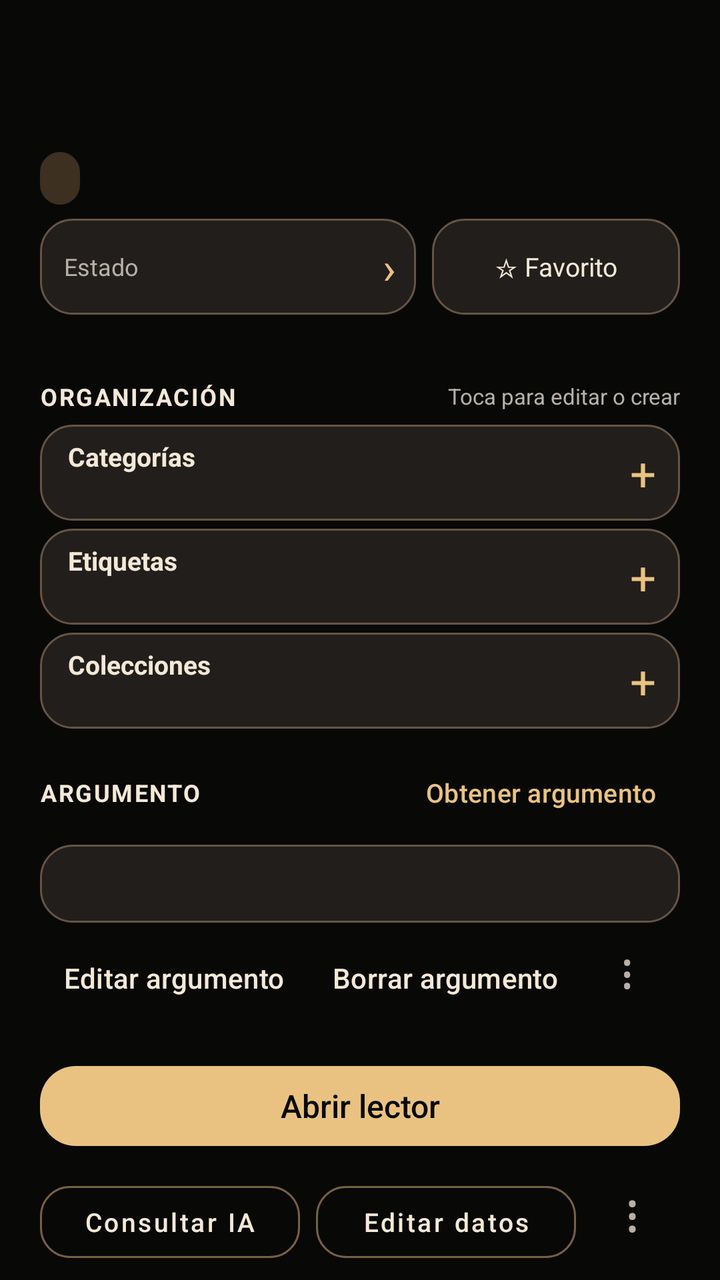
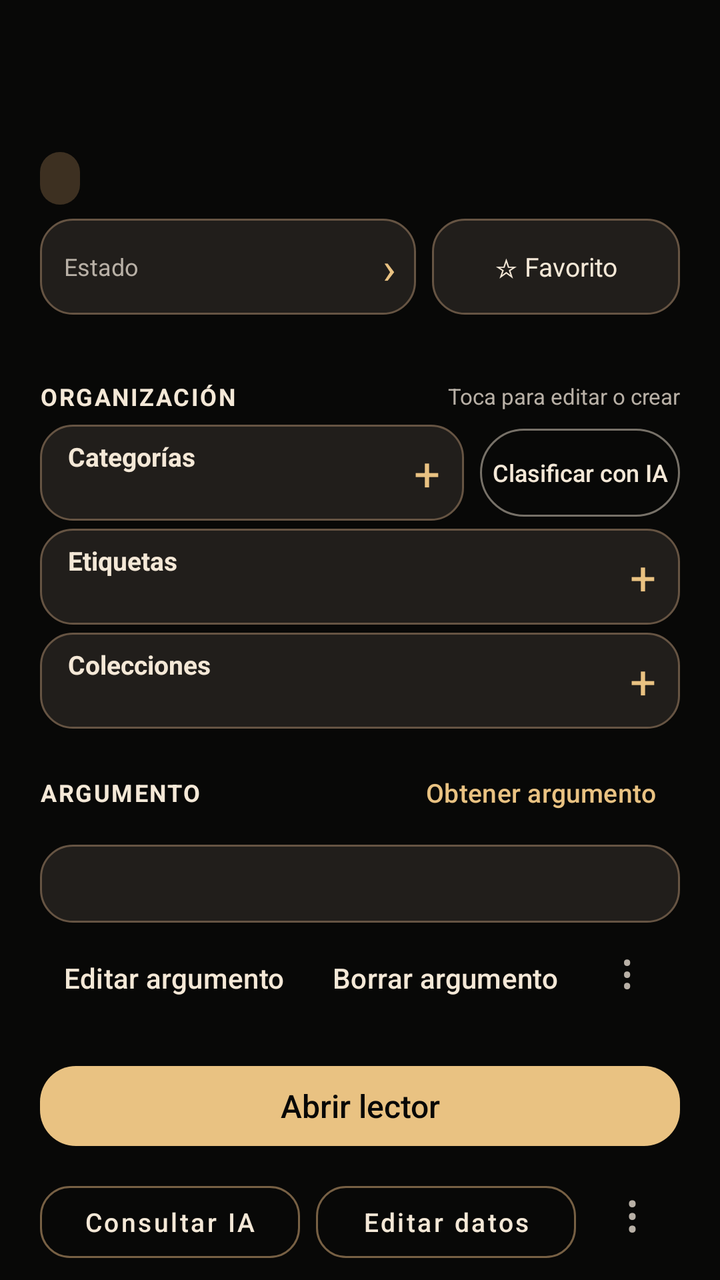

Two renders of the same Android screen: before a commit and after it. Below are the layout's source before the change and the commit's diff.
<!-- AndroidManifest.xml: application theme Theme.BibliotecaIA -->
<!-- res/layout/activity_book_detail.xml -->
<?xml version="1.0" encoding="utf-8"?>
<ScrollView xmlns:android="http://schemas.android.com/apk/res/android"
    xmlns:app="http://schemas.android.com/apk/res-auto"
    android:id="@+id/bookDetailScroll"
    android:layout_width="match_parent"
    android:layout_height="match_parent"
    android:background="@color/bia_background"
    android:fillViewport="true"
    android:clipToPadding="false"
    android:scrollbars="none">

    <LinearLayout
        android:layout_width="match_parent"
        android:layout_height="match_parent"
        android:orientation="vertical"
        android:paddingStart="20dp"
        android:paddingEnd="20dp"
        android:paddingTop="10dp"
        android:paddingBottom="10dp">

        <TextView
            android:id="@+id/txtDetailTitle"
            android:layout_width="match_parent"
            android:layout_height="wrap_content"
            android:maxLines="2"
            android:ellipsize="end"
            android:textSize="25sp"
            android:fontFamily="serif"
            android:textColor="@color/bia_text" />

        <TextView
            android:id="@+id/txtDetailAuthors"
            android:layout_width="match_parent"
            android:layout_height="wrap_content"
            android:layout_marginTop="3dp"
            android:maxLines="1"
            android:ellipsize="end"
            android:textSize="15sp"
            android:textColor="@color/bia_text_secondary" />

        <LinearLayout
            android:layout_width="match_parent"
            android:layout_height="wrap_content"
            android:layout_marginTop="10dp"
            android:orientation="horizontal"
            android:gravity="center_vertical">

            <TextView
                android:id="@+id/txtDetailFormat"
                android:layout_width="wrap_content"
                android:layout_height="wrap_content"
                android:paddingStart="10dp"
                android:paddingEnd="10dp"
                android:paddingTop="5dp"
                android:paddingBottom="5dp"
                android:background="@drawable/bg_book_detail_chip"
                android:textSize="12sp"
                android:textStyle="bold"
                android:textColor="@color/bia_accent" />

            <TextView
                android:id="@+id/txtDetailSize"
                android:layout_width="wrap_content"
                android:layout_height="wrap_content"
                android:layout_marginStart="12dp"
                android:textSize="12sp"
                android:textColor="@color/bia_text_secondary" />

            <TextView
                android:id="@+id/txtDetailAdded"
                android:layout_width="wrap_content"
                android:layout_height="wrap_content"
                android:layout_marginStart="12dp"
                android:textSize="12sp"
                android:textColor="@color/bia_text_secondary" />
        </LinearLayout>

        <LinearLayout
            android:layout_width="match_parent"
            android:layout_height="wrap_content"
            android:layout_marginTop="7dp"
            android:orientation="horizontal"
            android:gravity="center_vertical">

            <LinearLayout
                android:id="@+id/btnCycleStatus"
                android:layout_width="0dp"
                android:layout_height="48dp"
                android:layout_weight="1"
                android:orientation="horizontal"
                android:gravity="center_vertical"
                android:paddingStart="12dp"
                android:paddingEnd="10dp"
                android:background="@drawable/bg_book_detail_row"
                android:clickable="true"
                android:focusable="true">

                <TextView
                    android:layout_width="wrap_content"
                    android:layout_height="wrap_content"
                    android:text="@string/detail_status"
                    android:textSize="12sp"
                    android:textColor="@color/bia_text_secondary" />

                <TextView
                    android:id="@+id/txtDetailStatus"
                    android:layout_width="0dp"
                    android:layout_height="wrap_content"
                    android:layout_weight="1"
                    android:layout_marginStart="8dp"
                    android:maxLines="1"
                    android:ellipsize="end"
                    android:textStyle="bold"
                    android:textSize="13sp"
                    android:textColor="@color/bia_text" />

                <TextView
                    android:layout_width="wrap_content"
                    android:layout_height="wrap_content"
                    android:text="›"
                    android:textSize="22sp"
                    android:textColor="@color/bia_accent" />
            </LinearLayout>

            <TextView
                android:id="@+id/btnFavorite"
                android:layout_width="124dp"
                android:layout_height="48dp"
                android:layout_marginStart="8dp"
                android:background="@drawable/bg_book_detail_row"
                android:gravity="center"
                android:clickable="true"
                android:focusable="true"
                android:textSize="13sp"
                android:textColor="@color/bia_text"
                android:text="@string/detail_favorite_short" />
        </LinearLayout>

        <TextView
            android:id="@+id/txtDetailFile"
            android:layout_width="match_parent"
            android:layout_height="wrap_content"
            android:layout_marginTop="6dp"
            android:maxLines="1"
            android:ellipsize="middle"
            android:textSize="11sp"
            android:textColor="@color/bia_text_secondary" />

        <com.google.android.material.button.MaterialButton
            android:id="@+id/btnDownloadCentral"
            style="@style/Widget.MaterialComponents.Button.OutlinedButton"
            android:layout_width="match_parent"
            android:layout_height="wrap_content"
            android:text="@string/central_download"
            android:textAllCaps="false"
            android:visibility="gone" />

        <Button
            android:id="@+id/btnLink"
            style="@style/Widget.MaterialComponents.Button.OutlinedButton"
            android:layout_width="match_parent"
            android:layout_height="wrap_content"
            android:layout_marginTop="7dp"
            android:minHeight="48dp"
            android:text="@string/detail_link"
            android:textColor="@color/bia_accent"
            android:visibility="gone" />

        <com.google.android.material.button.MaterialButton
            android:id="@+id/btnRemoveLocalCopy"
            style="@style/Widget.MaterialComponents.Button.OutlinedButton"
            android:layout_width="match_parent"
            android:layout_height="wrap_content"
            android:layout_marginTop="4dp"
            android:minHeight="48dp"
            android:text="@string/detail_remove_local_button"
            android:textAllCaps="false"
            android:textColor="@color/bia_text_secondary"
            android:visibility="gone" />

        <LinearLayout
            android:layout_width="match_parent"
            android:layout_height="wrap_content"
            android:layout_marginTop="12dp"
            android:gravity="center_vertical"
            android:orientation="horizontal">

            <TextView
                android:layout_width="wrap_content"
                android:layout_height="wrap_content"
                android:text="@string/detail_organization_title"
                android:textAllCaps="true"
                android:letterSpacing="0.07"
                android:textStyle="bold"
                android:textSize="12sp"
                android:textColor="@color/bia_text" />

            <TextView
                android:layout_width="0dp"
                android:layout_height="wrap_content"
                android:layout_weight="1"
                android:gravity="end"
                android:text="@string/detail_organization_hint"
                android:textSize="11sp"
                android:textColor="@color/bia_text_secondary" />
        </LinearLayout>

        <LinearLayout
            android:id="@+id/btnEditCategories"
            android:layout_width="match_parent"
            android:layout_height="48dp"
            android:layout_marginTop="6dp"
            android:paddingStart="14dp"
            android:paddingEnd="12dp"
            android:orientation="horizontal"
            android:gravity="center_vertical"
            android:background="@drawable/bg_book_detail_row"
            android:clickable="true"
            android:focusable="true">
            <LinearLayout
                android:layout_width="0dp"
                android:layout_height="wrap_content"
                android:layout_weight="1"
                android:orientation="vertical">
                <TextView
                    android:layout_width="match_parent"
                    android:layout_height="wrap_content"
                    android:text="@string/detail_categories"
                    android:textSize="13sp"
                    android:textStyle="bold"
                    android:textColor="@color/bia_text" />
                <TextView
                    android:id="@+id/txtDetailCategories"
                    android:layout_width="match_parent"
                    android:layout_height="wrap_content"
                    android:maxLines="1"
                    android:ellipsize="end"
                    android:textSize="12sp"
                    android:textColor="@color/bia_text_secondary" />
            </LinearLayout>
            <TextView
                android:layout_width="wrap_content"
                android:layout_height="wrap_content"
                android:text="+"
                android:textSize="23sp"
                android:textColor="@color/bia_accent"
                android:importantForAccessibility="no" />
        </LinearLayout>

        <LinearLayout
            android:id="@+id/btnEditTags"
            android:layout_width="match_parent"
            android:layout_height="48dp"
            android:layout_marginTop="4dp"
            android:paddingStart="14dp"
            android:paddingEnd="12dp"
            android:orientation="horizontal"
            android:gravity="center_vertical"
            android:background="@drawable/bg_book_detail_row"
            android:clickable="true"
            android:focusable="true">
            <LinearLayout
                android:layout_width="0dp"
                android:layout_height="wrap_content"
                android:layout_weight="1"
                android:orientation="vertical">
                <TextView
                    android:layout_width="match_parent"
                    android:layout_height="wrap_content"
                    android:text="@string/detail_tags"
                    android:textSize="13sp"
                    android:textStyle="bold"
                    android:textColor="@color/bia_text" />
                <TextView
                    android:id="@+id/txtDetailTags"
                    android:layout_width="match_parent"
                    android:layout_height="wrap_content"
                    android:maxLines="1"
                    android:ellipsize="end"
                    android:textSize="12sp"
                    android:textColor="@color/bia_text_secondary" />
            </LinearLayout>
            <TextView
                android:layout_width="wrap_content"
                android:layout_height="wrap_content"
                android:text="+"
                android:textSize="23sp"
                android:textColor="@color/bia_accent"
                android:importantForAccessibility="no" />
        </LinearLayout>

        <LinearLayout
            android:id="@+id/btnEditCollections"
            android:layout_width="match_parent"
            android:layout_height="48dp"
            android:layout_marginTop="4dp"
            android:paddingStart="14dp"
            android:paddingEnd="12dp"
            android:orientation="horizontal"
            android:gravity="center_vertical"
            android:background="@drawable/bg_book_detail_row"
            android:clickable="true"
            android:focusable="true">
            <LinearLayout
                android:layout_width="0dp"
                android:layout_height="wrap_content"
                android:layout_weight="1"
                android:orientation="vertical">
                <TextView
                    android:layout_width="match_parent"
                    android:layout_height="wrap_content"
                    android:text="@string/detail_collections"
                    android:textSize="13sp"
                    android:textStyle="bold"
                    android:textColor="@color/bia_text" />
                <TextView
                    android:id="@+id/txtDetailCollections"
                    android:layout_width="match_parent"
                    android:layout_height="wrap_content"
                    android:maxLines="1"
                    android:ellipsize="end"
                    android:textSize="12sp"
                    android:textColor="@color/bia_text_secondary" />
            </LinearLayout>
            <TextView
                android:layout_width="wrap_content"
                android:layout_height="wrap_content"
                android:text="+"
                android:textSize="23sp"
                android:textColor="@color/bia_accent"
                android:importantForAccessibility="no" />
        </LinearLayout>

        
        <LinearLayout
            android:layout_width="match_parent"
            android:layout_height="wrap_content"
            android:layout_marginTop="12dp"
            android:gravity="center_vertical"
            android:orientation="horizontal">

            <TextView
                android:layout_width="wrap_content"
                android:layout_height="wrap_content"
                android:text="@string/detail_synopsis_section"
                android:textAllCaps="true"
                android:letterSpacing="0.07"
                android:textStyle="bold"
                android:textSize="12sp"
                android:textColor="@color/bia_text" />

            <TextView
                android:id="@+id/txtSynopsisStatus"
                android:layout_width="0dp"
                android:layout_height="wrap_content"
                android:layout_weight="1"
                android:layout_marginStart="8dp"
                android:gravity="end"
                android:textSize="11sp"
                android:maxLines="1"
                android:ellipsize="end"
                android:textColor="@color/bia_text_secondary" />

            <com.google.android.material.button.MaterialButton
                android:id="@+id/btnSynopsisObtain"
                style="@style/Widget.Material3.Button.TextButton"
                android:layout_width="wrap_content"
                android:layout_height="wrap_content"
                android:minHeight="40dp"
                android:paddingStart="12dp"
                android:paddingEnd="12dp"
                android:text="@string/detail_synopsis_obtain"
                android:textAllCaps="false"
                android:textSize="13sp"
                android:textColor="@color/bia_accent" />
        </LinearLayout>

        <TextView
            android:id="@+id/btnSynopsisBody"
            android:layout_width="match_parent"
            android:layout_height="wrap_content"
            android:layout_marginTop="6dp"
            android:textSize="14sp"
            android:lineSpacingExtra="3dp"
            android:maxLines="6"
            android:ellipsize="end"
            android:textColor="@color/bia_text"
            android:background="@drawable/bg_book_detail_row"
            android:paddingStart="14dp"
            android:paddingEnd="14dp"
            android:paddingTop="10dp"
            android:paddingBottom="10dp"
            android:clickable="true"
            android:focusable="true"
            android:contentDescription="@string/detail_synopsis_section" />

        <TextView
            android:id="@+id/btnSynopsisExpand"
            android:layout_width="wrap_content"
            android:layout_height="32dp"
            android:gravity="center_vertical"
            android:paddingStart="10dp"
            android:text="@string/detail_synopsis_expand"
            android:textSize="12sp"
            android:textColor="@color/bia_accent"
            android:background="?attr/selectableItemBackground"
            android:clickable="true"
            android:focusable="true"
            android:visibility="gone" />

        <LinearLayout
            android:id="@+id/rowSynopsisActions"
            android:layout_width="match_parent"
            android:layout_height="wrap_content"
            android:layout_marginTop="2dp"
            android:orientation="horizontal">

            <com.google.android.material.button.MaterialButton
                android:id="@+id/btnSynopsisEdit"
                style="@style/Widget.Material3.Button.TextButton"
                android:layout_width="wrap_content"
                android:layout_height="wrap_content"
                android:minHeight="44dp"
                android:text="@string/detail_synopsis_edit"
                android:textAllCaps="false"
                android:textColor="@color/bia_text" />

            <com.google.android.material.button.MaterialButton
                android:id="@+id/btnSynopsisDelete"
                style="@style/Widget.Material3.Button.TextButton"
                android:layout_width="wrap_content"
                android:layout_height="wrap_content"
                android:minHeight="44dp"
                android:text="@string/detail_synopsis_delete"
                android:textAllCaps="false"
                android:textColor="@color/bia_text" />

            <TextView
                android:id="@+id/btnSynopsisMore"
                android:layout_width="44dp"
                android:layout_height="44dp"
                android:gravity="center"
                android:text="⋮"
                android:textSize="24sp"
                android:textColor="@color/bia_text_secondary"
                android:background="?attr/selectableItemBackgroundBorderless"
                android:clickable="true"
                android:focusable="true"
                android:contentDescription="@string/detail_synopsis_more" />
        </LinearLayout>

        
        <Space
            android:layout_width="match_parent"
            android:layout_height="0dp"
            android:layout_weight="1" />

        <com.google.android.material.button.MaterialButton
            android:id="@+id/btnReadBook"
            app:cornerRadius="18dp"
            app:backgroundTint="@color/bia_accent"
            android:textColor="@color/bia_background"
            android:layout_width="match_parent"
            android:layout_height="48dp"
            android:layout_marginTop="9dp"
            android:text="@string/action_read_book"
            android:textAllCaps="false"
            android:textSize="16sp" />

        <LinearLayout
            android:layout_width="match_parent"
            android:layout_height="wrap_content"
            android:layout_marginTop="5dp"
            android:orientation="horizontal">

            <com.google.android.material.button.MaterialButton
                android:id="@+id/btnAi"
                style="@style/Widget.MaterialComponents.Button.OutlinedButton"
                app:cornerRadius="15dp"
                app:strokeColor="@color/bia_accent_low"
                android:layout_width="0dp"
                android:layout_height="48dp"
                android:layout_weight="1"
                android:text="@string/detail_ai"
                android:textAllCaps="false"
                android:textSize="13sp"
                android:textColor="@color/bia_text" />

            <com.google.android.material.button.MaterialButton
                android:id="@+id/btnEditMetadata"
                style="@style/Widget.MaterialComponents.Button.OutlinedButton"
                app:cornerRadius="15dp"
                app:strokeColor="@color/bia_accent_low"
                android:layout_width="0dp"
                android:layout_height="48dp"
                android:layout_marginStart="8dp"
                android:layout_weight="1"
                android:text="@string/btn_edit_metadata"
                android:textAllCaps="false"
                android:textSize="13sp"
                android:textColor="@color/bia_text" />
            <TextView
                android:id="@+id/btnDeleteEverywhere"
                android:layout_width="48dp"
                android:layout_height="48dp"
                android:layout_marginStart="4dp"
                android:gravity="center"
                android:text="⋮"
                android:textSize="26sp"
                android:textColor="@color/bia_text_secondary"
                android:background="?attr/selectableItemBackgroundBorderless"
                android:clickable="true"
                android:focusable="true"
                android:contentDescription="Opciones del libro" />
        </LinearLayout>
    </LinearLayout>
</ScrollView>
<!-- resources referenced by this layout -->
<resources>
  <color name="bia_accent">#E9C282</color>
  <color name="bia_accent_low">#776044</color>
  <color name="bia_background">#080807</color>
  <color name="bia_text">#F4E8D7</color>
  <color name="bia_text_secondary">#B8B0A6</color>
  <!-- drawable bg_book_detail_chip (drawable) -->
  <?xml version="1.0" encoding="utf-8"?>
  <shape xmlns:android="http://schemas.android.com/apk/res/android" android:shape="rectangle">
      <solid android:color="#3D3021" />
      <corners android:radius="12dp" />
  </shape>
  <string name="action_read_book">Abrir lector</string>
  <string name="btn_edit_metadata">Editar datos</string>
  <string name="central_download">Descargar en este dispositivo</string>
  <string name="detail_ai">Consultar IA</string>
  <string name="detail_categories">Categorías</string>
  <string name="detail_collections">Colecciones</string>
  <string name="detail_favorite_short">☆ Favorito</string>
  <string name="detail_link">Vincular archivo original (Drive u otro origen)…</string>
  <string name="detail_organization_hint">Toca para editar o crear</string>
  <string name="detail_organization_title">Organización</string>
  <string name="detail_remove_local_button">Eliminar del dispositivo</string>
  <string name="detail_status">Estado</string>
  <string name="detail_synopsis_delete">Borrar argumento</string>
  <string name="detail_synopsis_edit">Editar argumento</string>
  <string name="detail_synopsis_expand">Más</string>
  <string name="detail_synopsis_more">Más opciones del argumento</string>
  <string name="detail_synopsis_obtain">Obtener argumento</string>
  <string name="detail_synopsis_section">Argumento</string>
  <string name="detail_tags">Etiquetas</string>
  <color name="bia_surface">#1B1A18</color>
  <color name="bia_surface_high">#28241F</color>
  <color name="bia_outline">#49443D</color>
  <color name="bia_error">#F2A39B</color>
  <dimen name="bia_touch_min">48dp</dimen>
  <dimen name="bia_space_md">12dp</dimen>
  <dimen name="bia_space_sm">8dp</dimen>
  <dimen name="bia_radius_button">10dp</dimen>
  <style name="TextAppearance.BibliotecaIA.Action">
          <item name="android:fontFamily">sans-serif-medium</item>
          <item name="android:textSize">14sp</item>
          <item name="android:lineSpacingExtra">6sp</item>
      </style>
  <style name="ShapeAppearance.Bia.Dialog" parent="ShapeAppearance.MaterialComponents.SmallComponent">
          <item name="cornerFamily">rounded</item>
          <item name="cornerSize">@dimen/bia_radius_panel</item>
      </style>
  <style name="TextAppearance.BibliotecaIA.DialogTitle" parent="MaterialAlertDialog.Material3.Title.Text">
          <item name="android:textSize">20sp</item>
          <item name="android:textStyle">bold</item>
          <item name="android:lineSpacingExtra">6sp</item>
      </style>
  <color name="bia_outline_interactive">#777168</color>
  <dimen name="bia_radius_panel">12dp</dimen>
  <!-- unchanged entries left out for length: 6 -->
</resources>

<!-- the commit's change to res/layout/activity_book_detail.xml (unified diff, before → after) -->
@@ -206,45 +206,66 @@
         </LinearLayout>
 
         <LinearLayout
-            android:id="@+id/btnEditCategories"
-            android:layout_width="match_parent"
-            android:layout_height="48dp"
+            android:layout_width="match_parent"
+            android:layout_height="wrap_content"
             android:layout_marginTop="6dp"
-            android:paddingStart="14dp"
-            android:paddingEnd="12dp"
-            android:orientation="horizontal"
             android:gravity="center_vertical"
-            android:background="@drawable/bg_book_detail_row"
-            android:clickable="true"
-            android:focusable="true">
+            android:orientation="horizontal">
             <LinearLayout
-                android:layout_width="0dp"
-                android:layout_height="wrap_content"
-                android:layout_weight="1"
-                android:orientation="vertical">
-                <TextView
-                    android:layout_width="match_parent"
-                    android:layout_height="wrap_content"
-                    android:text="@string/detail_categories"
-                    android:textSize="13sp"
-                    android:textStyle="bold"
-                    android:textColor="@color/bia_text" />
-                <TextView
-                    android:id="@+id/txtDetailCategories"
-                    android:layout_width="match_parent"
-                    android:layout_height="wrap_content"
-                    android:maxLines="1"
-                    android:ellipsize="end"
-                    android:textSize="12sp"
-                    android:textColor="@color/bia_text_secondary" />
+                android:id="@+id/btnEditCategories"
+                android:layout_width="0dp"
+                android:layout_height="48dp"
+                android:layout_weight="1"
+                android:paddingStart="14dp"
+                android:paddingEnd="12dp"
+                android:orientation="horizontal"
+                android:gravity="center_vertical"
+                android:background="@drawable/bg_book_detail_row"
+                android:clickable="true"
+                android:focusable="true">
+                <LinearLayout
+                    android:layout_width="0dp"
+                    android:layout_height="wrap_content"
+                    android:layout_weight="1"
+                    android:orientation="vertical">
+                    <TextView
+                        android:layout_width="match_parent"
+                        android:layout_height="wrap_content"
+                        android:text="@string/detail_categories"
+                        android:textSize="13sp"
+                        android:textStyle="bold"
+                        android:textColor="@color/bia_text" />
+                    <TextView
+                        android:id="@+id/txtDetailCategories"
+                        android:layout_width="match_parent"
+                        android:layout_height="wrap_content"
+                        android:maxLines="1"
+                        android:ellipsize="end"
+                        android:textSize="12sp"
+                        android:textColor="@color/bia_text_secondary" />
+                </LinearLayout>
+                <TextView
+                    android:layout_width="wrap_content"
+                    android:layout_height="wrap_content"
+                    android:text="+"
+                    android:textSize="23sp"
+                    android:textColor="@color/bia_accent"
+                    android:importantForAccessibility="no" />
             </LinearLayout>
-            <TextView
-                android:layout_width="wrap_content"
-                android:layout_height="wrap_content"
-                android:text="+"
-                android:textSize="23sp"
-                android:textColor="@color/bia_accent"
-                android:importantForAccessibility="no" />
+            <com.google.android.material.button.MaterialButton
+                android:id="@+id/btnClassifyBook"
+                style="@style/Widget.BibliotecaIA.Button.Outlined"
+                android:layout_width="wrap_content"
+                android:layout_height="48dp"
+                android:layout_marginStart="8dp"
+                android:minHeight="48dp"
+                android:insetTop="2dp"
+                android:insetBottom="2dp"
+                android:paddingStart="6dp"
+                android:paddingEnd="6dp"
+                android:text="@string/detail_classify_ai"
+                android:textAllCaps="false"
+                android:textSize="12sp" />
         </LinearLayout>
 
         <LinearLayout
<!-- resource entries referenced after the edit -->
@@ -16,6 +16,7 @@
   <string name="central_download">Descargar en este dispositivo</string>
   <string name="detail_ai">Consultar IA</string>
   <string name="detail_categories">Categorías</string>
+  <string name="detail_classify_ai">Clasificar con IA</string>
   <string name="detail_collections">Colecciones</string>
   <string name="detail_favorite_short">☆ Favorito</string>
   <string name="detail_link">Vincular archivo original (Drive u otro origen)…</string>
@@ -30,6 +31,20 @@
   <string name="detail_synopsis_obtain">Obtener argumento</string>
   <string name="detail_synopsis_section">Argumento</string>
   <string name="detail_tags">Etiquetas</string>
+  <style name="Widget.BibliotecaIA.Button.Outlined" parent="Widget.Material3.Button.OutlinedButton">
+          <item name="android:minWidth">@dimen/bia_touch_min</item>
+          <item name="android:minHeight">@dimen/bia_touch_min</item>
+          <item name="android:paddingStart">@dimen/bia_space_md</item>
+          <item name="android:paddingEnd">@dimen/bia_space_md</item>
+          <item name="android:paddingTop">@dimen/bia_space_sm</item>
+          <item name="android:paddingBottom">@dimen/bia_space_sm</item>
+          <item name="cornerSize">@dimen/bia_radius_button</item>
+          <item name="strokeColor">@color/bia_outline_interactive</item>
+          <item name="strokeWidth">1dp</item>
+          <item name="android:textColor">@color/bia_text</item>
+          <item name="rippleColor">@color/bia_surface_high</item>
+          <item name="android:textAppearance">@style/TextAppearance.BibliotecaIA.Action</item>
+      </style>
   <color name="bia_surface">#1B1A18</color>
   <color name="bia_surface_high">#28241F</color>
   <color name="bia_outline">#49443D</color>
